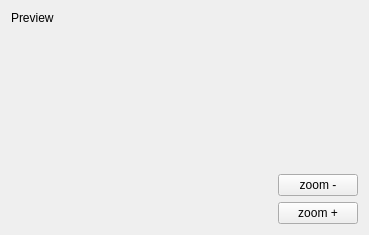
Before: the Qt Designer form gui/mainview.ui in jschleic/simple-STORM, drawn with Qt 5.
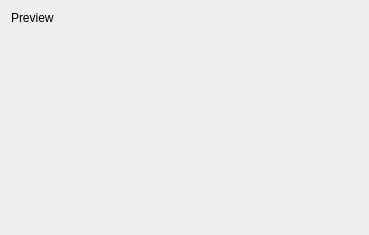
After: the same form once the commit is applied.

The edit to the form file:
```diff
--- a/gui/mainview.ui
+++ b/gui/mainview.ui
@@ -13,7 +13,7 @@
   <property name="windowTitle">
    <string>Form</string>
   </property>
-  <layout class="QHBoxLayout" name="horizontalLayout" stretch="3,0">
+  <layout class="QHBoxLayout" name="horizontalLayout" stretch="3">
    <item>
     <layout class="QVBoxLayout" name="verticalLayout_2" stretch="0,5">
      <property name="sizeConstraint">
@@ -38,44 +38,6 @@
      </item>
     </layout>
    </item>
-   <item>
-    <layout class="QVBoxLayout" name="verticalLayout_3">
-     <item>
-      <widget class="QLabel" name="statsIntensity">
-       <property name="text">
-        <string/>
-       </property>
-      </widget>
-     </item>
-     <item>
-      <spacer name="verticalSpacer">
-       <property name="orientation">
-        <enum>Qt::Vertical</enum>
-       </property>
-       <property name="sizeHint" stdset="0">
-        <size>
-         <width>20</width>
-         <height>40</height>
-        </size>
-       </property>
-      </spacer>
-     </item>
-     <item>
-      <widget class="QPushButton" name="zoomOutButton">
-       <property name="text">
-        <string>zoom -</string>
-       </property>
-      </widget>
-     </item>
-     <item>
-      <widget class="QPushButton" name="zoomInButton">
-       <property name="text">
-        <string>zoom +</string>
-       </property>
-      </widget>
-     </item>
-    </layout>
-   </item>
   </layout>
  </widget>
  <resources/>
```
